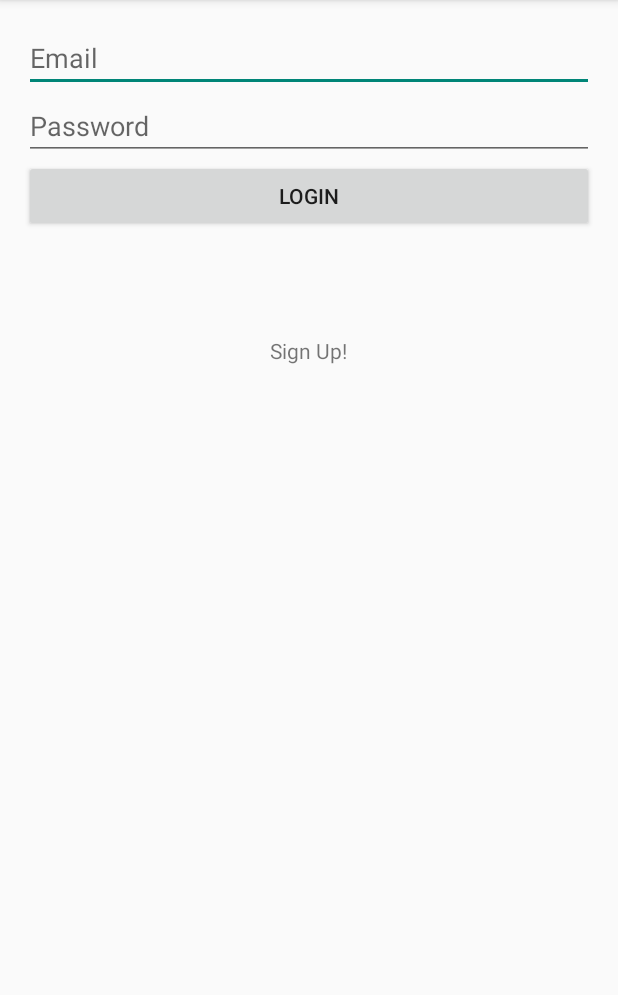
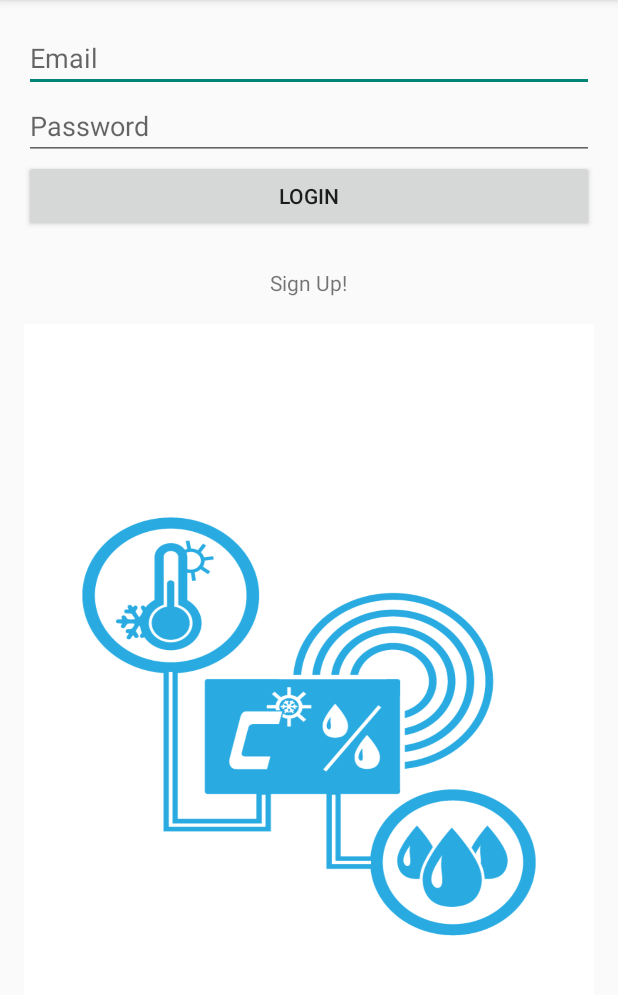
Before and after one commit to jmay24/InternetOfThingsProject, an Android app: the screen it shows after launch (LogInActivity), on a phone screen of 412 x 824 dp, the part 84-1079 px from its top. Run offline under Robolectric (Android 15) with nearby library versions, the light colour scheme and no system bars; our stand-ins replace Firebase (no records; nobody signed in at launch, a user with empty details on screens opened directly); libraries missing offline, so code that uses them is left out: com.firebase.ui.

Commit message:
updated UI

```diff
--- a/app/src/main/res/layout/activity_humi.xml
+++ b/app/src/main/res/layout/activity_humi.xml
@@ -1,7 +1,8 @@
 <?xml version="1.0" encoding="utf-8"?>
 <LinearLayout xmlns:android="http://schemas.android.com/apk/res/android"
     android:orientation="vertical" android:layout_width="match_parent"
-    android:layout_height="match_parent">
+    android:layout_height="match_parent"
+    android:background="@drawable/splashscreen">
 
     <LinearLayout
         android:orientation="vertical"
--- a/app/src/main/res/layout/activity_log_in.xml
+++ b/app/src/main/res/layout/activity_log_in.xml
@@ -7,7 +7,9 @@
     android:paddingLeft="@dimen/activity_horizontal_margin"
     android:paddingRight="@dimen/activity_horizontal_margin"
     android:paddingTop="@dimen/activity_vertical_margin"
-    tools:context=".LogInActivity" >
+    tools:context=".LogInActivity"
+    android:backgroundTint="@android:color/transparent"
+    android:background="@android:color/background_light">
 
     <EditText android:id="@+id/emailField"
         android:layout_width="match_parent"
@@ -38,9 +40,18 @@
     <TextView android:id="@+id/signUpText"
         android:layout_width="wrap_content"
         android:layout_height="wrap_content"
+        android:layout_marginTop="24dp"
+        android:text="@string/sign_up_text"
         android:layout_below="@+id/loginButton"
+        android:layout_centerHorizontal="true"></TextView>
+
+    <LinearLayout
+        android:orientation="horizontal"
+        android:layout_width="match_parent"
+        android:layout_height="match_parent"
+        android:layout_below="@+id/signUpText"
         android:layout_centerHorizontal="true"
-        android:layout_marginTop="69dp"
-        android:text="@string/sign_up_text"></TextView>
+        android:layout_marginTop="18dp"
+        android:background="@drawable/splashscreen"></LinearLayout>
 
 </RelativeLayout>
--- a/app/src/main/res/layout/activity_temp.xml
+++ b/app/src/main/res/layout/activity_temp.xml
@@ -1,7 +1,8 @@
 <?xml version="1.0" encoding="utf-8"?>
 <LinearLayout xmlns:android="http://schemas.android.com/apk/res/android"
     android:orientation="vertical" android:layout_width="match_parent"
-    android:layout_height="match_parent">
+    android:layout_height="match_parent"
+    android:background="@drawable/splashscreen">
 
     <LinearLayout
         android:orientation="vertical"
--- a/app/src/main/res/layout/activity_vibe.xml
+++ b/app/src/main/res/layout/activity_vibe.xml
@@ -1,7 +1,8 @@
 <?xml version="1.0" encoding="utf-8"?>
 <LinearLayout xmlns:android="http://schemas.android.com/apk/res/android"
     android:orientation="vertical" android:layout_width="match_parent"
-    android:layout_height="match_parent">
+    android:layout_height="match_parent"
+    android:background="@drawable/splashscreen">
 
     <LinearLayout
         android:orientation="vertical"
```
Also changed, not shown: app/src/main/res/layout/activity_info.xml (+11 -9 lines), app/src/main/res/layout/activity_sign_up.xml (+9 -0 lines), app/src/main/res/drawable/splashscreen.png (added), app/src/main/res/drawable/subscribe.png (added), 1 other file.
